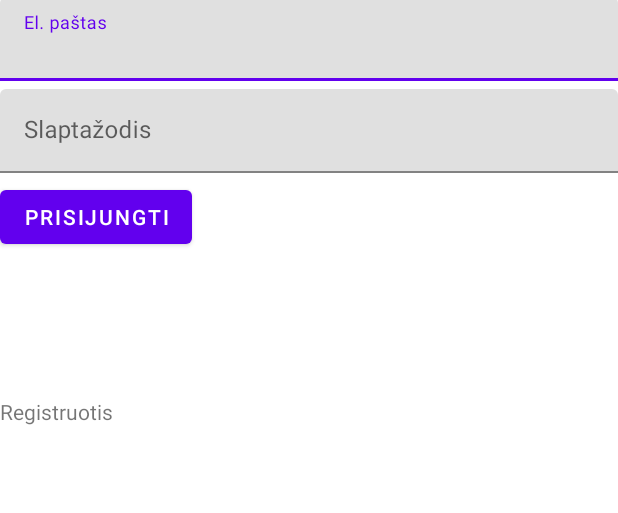
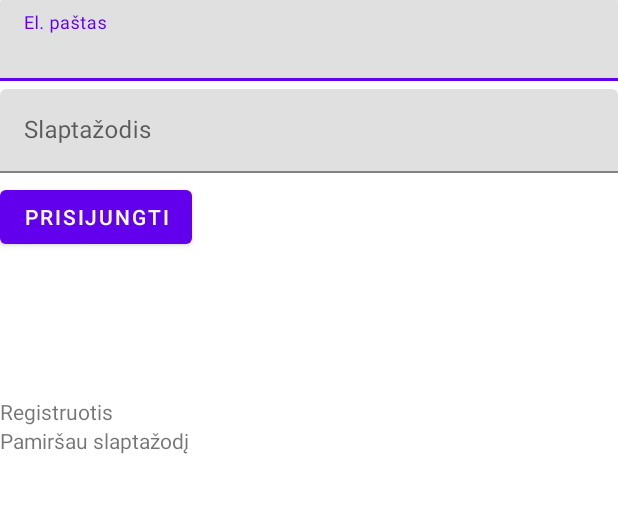
Before and after one commit to daumantasp/grokim_kartu, an Android app: the layout fragment_login.xml on its own in the app's theme, with its tools: preview values and no code run, on a phone screen of 412 x 824 dp, the part 146-659 px from its top. Run offline under Robolectric (Android 15) with nearby library versions, the phone set to English and light mode, and no system bars.

```diff
--- a/app/src/main/java/com/dauma/grokimkartu/viewmodels/login/LoginViewModel.kt
+++ b/app/src/main/java/com/dauma/grokimkartu/viewmodels/login/LoginViewModel.kt
@@ -2,4 +2,5 @@ package com.dauma.grokimkartu.viewmodels.login
 
 interface LoginViewModel {
     fun loginUser(email: String, password: String)
+    fun forgotPasswordClicked()
 }
--- a/app/src/main/java/com/dauma/grokimkartu/viewmodels/login/LoginViewModelImpl.kt
+++ b/app/src/main/java/com/dauma/grokimkartu/viewmodels/login/LoginViewModelImpl.kt
@@ -21,9 +21,11 @@ class LoginViewModelImpl @Inject constructor(
     private val loginForm: LoginForm
 ) : ViewModel(), LoginViewModel {
     private val _navigateToPlayers = MutableLiveData<Event<Any>>()
+    private val _navigateToForgotPassword = MutableLiveData<Event<Int>>()
     private val _emailError = MutableLiveData<Int>()
     private val _passwordError = MutableLiveData<Int>()
     val navigateToPlayers: LiveData<Event<Any>> = _navigateToPlayers
+    val navigateToForgotPassword: LiveData<Event<Int>> = _navigateToForgotPassword
     val emailError: LiveData<Int> = _emailError
     val passwordError: LiveData<Int> = _passwordError
 
@@ -48,6 +50,10 @@ class LoginViewModelImpl @Inject constructor(
         } catch (e: AuthenticationException) {
             Log.d(TAG, e.message ?: "Login was unsuccessful")
         }
+    }
+
+    override fun forgotPasswordClicked() {
+        _navigateToForgotPassword.value = Event(R.id.action_loginFragment_to_forgotPasswordFragment)
     }
 
     fun getLoginForm() : LoginForm {
--- a/app/src/main/res/layout/fragment_login.xml
+++ b/app/src/main/res/layout/fragment_login.xml
@@ -75,5 +75,12 @@
             android:layout_marginEnd="76dp"
             android:text="@string/login_register" />
 
+        <TextView
+            android:id="@+id/forgotPasswordTextView"
+            android:layout_width="wrap_content"
+            android:layout_height="wrap_content"
+            android:layout_marginEnd="76dp"
+            android:text="@string/login_forgot_password" />
+
     </LinearLayout>
 </layout>
```
Also changed, not shown: app/src/main/java/com/dauma/grokimkartu/ui/login/LoginFragment.kt (+8 -0 lines), app/src/main/res/navigation/nav_graph.xml (+11 -0 lines).
